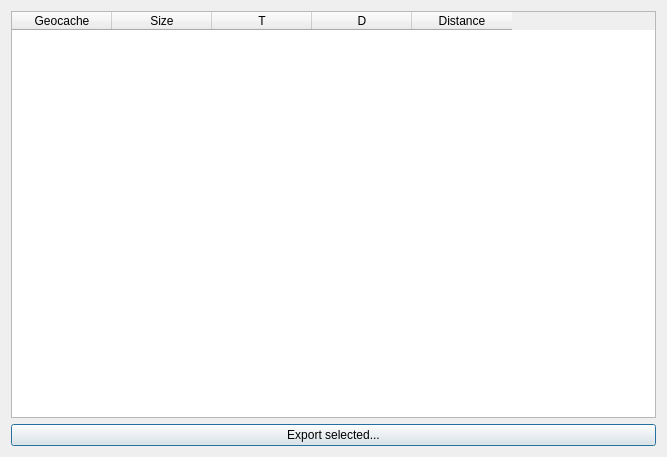
First picture: the form in files/qt/SearchResultsDialog.ui, repository danielfett/advancedcaching, before the edit.
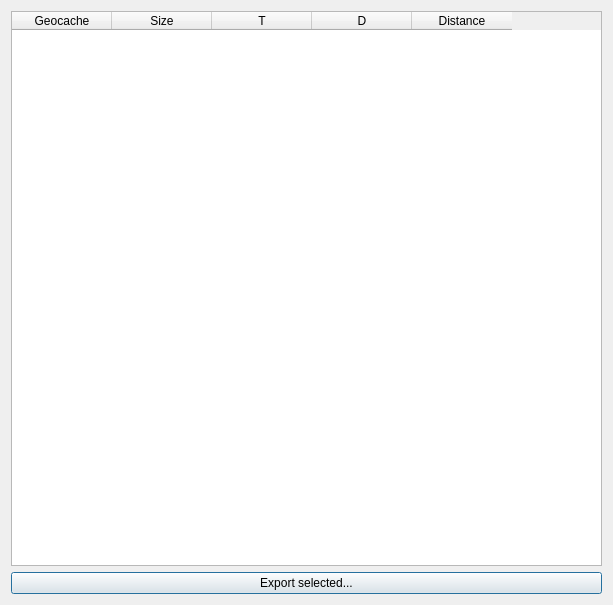
Second picture: the form after the edit.

Commit message: Search dialog finished except for export function

```diff
--- a/files/qt/SearchResultsDialog.ui
+++ b/files/qt/SearchResultsDialog.ui
@@ -6,8 +6,8 @@
    <rect>
     <x>0</x>
     <y>0</y>
-    <width>667</width>
-    <height>457</height>
+    <width>613</width>
+    <height>605</height>
    </rect>
   </property>
   <property name="windowTitle">
@@ -16,6 +16,15 @@
   <layout class="QVBoxLayout" name="verticalLayout">
    <item>
     <widget class="QTableWidget" name="tableWidgetResults">
+     <property name="sizePolicy">
+      <sizepolicy hsizetype="Expanding" vsizetype="Expanding">
+       <horstretch>0</horstretch>
+       <verstretch>0</verstretch>
+      </sizepolicy>
+     </property>
+     <property name="editTriggers">
+      <set>QAbstractItemView::NoEditTriggers</set>
+     </property>
      <property name="alternatingRowColors">
       <bool>true</bool>
      </property>
@@ -28,6 +37,12 @@
      <property name="showGrid">
       <bool>false</bool>
      </property>
+     <property name="sortingEnabled">
+      <bool>true</bool>
+     </property>
+     <property name="wordWrap">
+      <bool>true</bool>
+     </property>
      <attribute name="horizontalHeaderVisible">
       <bool>true</bool>
      </attribute>
@@ -37,9 +52,15 @@
      <attribute name="horizontalHeaderHighlightSections">
       <bool>true</bool>
      </attribute>
+     <attribute name="horizontalHeaderMinimumSectionSize">
+      <number>40</number>
+     </attribute>
      <attribute name="horizontalHeaderShowSortIndicator" stdset="0">
       <bool>true</bool>
      </attribute>
+     <attribute name="horizontalHeaderStretchLastSection">
+      <bool>false</bool>
+     </attribute>
      <attribute name="verticalHeaderVisible">
       <bool>false</bool>
      </attribute>
@@ -55,12 +76,18 @@
      <attribute name="horizontalHeaderShowSortIndicator" stdset="0">
       <bool>true</bool>
      </attribute>
+     <attribute name="horizontalHeaderStretchLastSection">
+      <bool>false</bool>
+     </attribute>
      <attribute name="horizontalHeaderCascadingSectionResizes">
       <bool>false</bool>
      </attribute>
      <attribute name="horizontalHeaderVisible">
       <bool>true</bool>
      </attribute>
+     <attribute name="horizontalHeaderMinimumSectionSize">
+      <number>40</number>
+     </attribute>
      <attribute name="verticalHeaderShowSortIndicator" stdset="0">
       <bool>false</bool>
      </attribute>
```
The commit also changes 12 other files.
